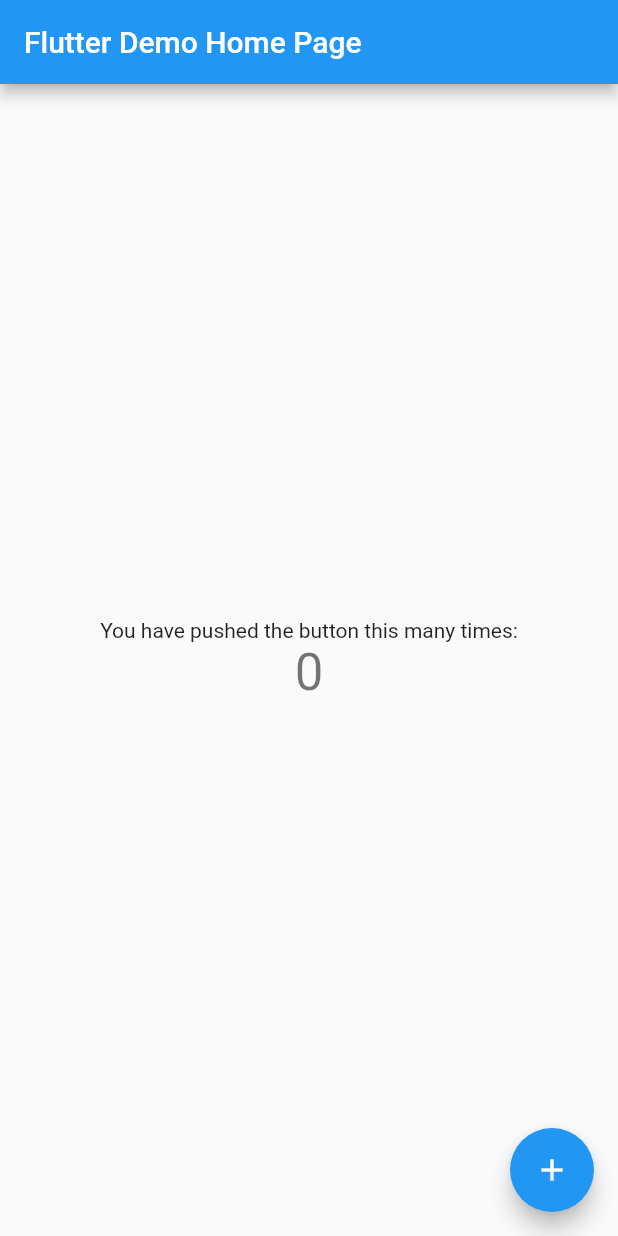
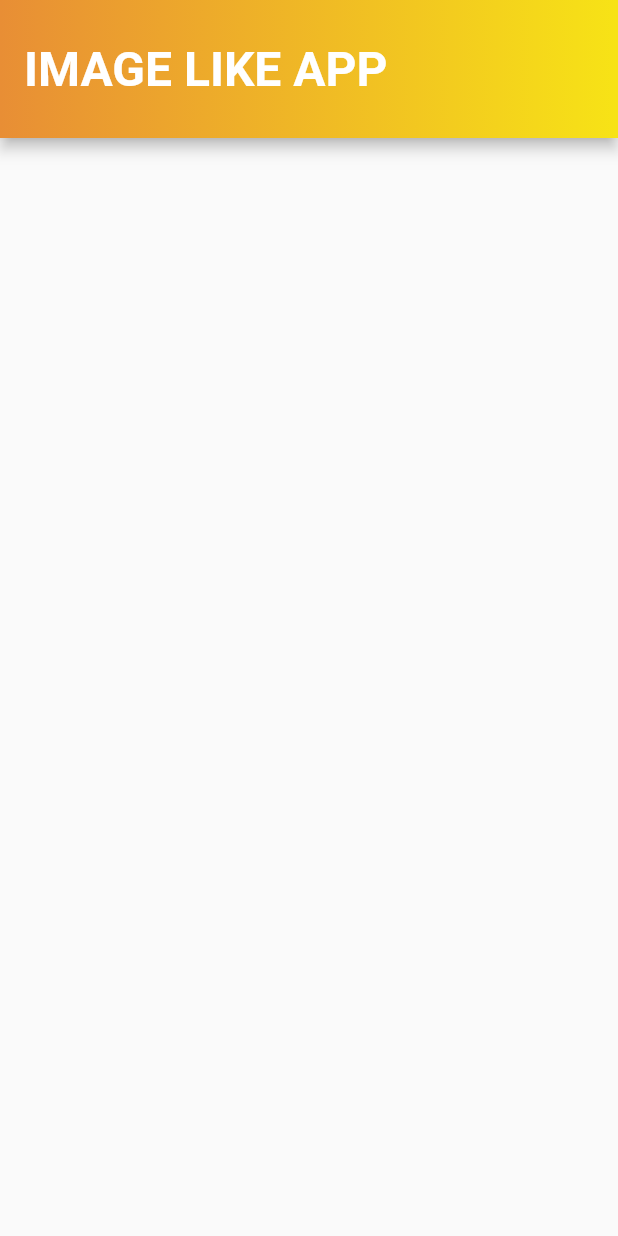
Before and after one commit to hieu555x/flutterLikeImage, a Flutter app: the screen it shows after launch, on a phone screen of 412 x 824 dp. Run offline on Flutter 3.47's test engine with Material 2 defaults, Android fonts, the light colour scheme and no system bars.

Commit message:
12:48 13/2/2023

```diff
--- /dev/null
+++ b/lib/MyHomeApp.dart
@@ -0,0 +1,35 @@
+import 'package:flutter/material.dart';
+
+class MyHomeApp extends StatelessWidget {
+  const MyHomeApp({
+    Key? key,
+  }) : super(key: key);
+
+  @override
+  Widget build(BuildContext context) {
+    return Scaffold(
+      appBar: AppBar(
+        toolbarHeight: 92,
+        title: const Text(
+          "IMAGE LIKE APP",
+          style: TextStyle(
+            fontSize: 32,
+            fontWeight: FontWeight.bold,
+          ),
+        ),
+        flexibleSpace: Container(
+          decoration: const BoxDecoration(
+            gradient: LinearGradient(
+                begin: Alignment.centerLeft,
+                end: Alignment.centerRight,
+                colors: <Color>[
+                  Color.fromARGB(255, 232, 142, 53),
+                  Color.fromARGB(255, 247, 227, 22),
+                ]),
+          ),
+        ),
+      ),
+      body: const Scaffold(),
+    );
+  }
+}
--- a/lib/main.dart
+++ b/lib/main.dart
@@ -1,115 +1,19 @@
 import 'package:flutter/material.dart';
 
-void main() {
+import 'MyHomeApp.dart';
+
+void main(List<String> args) {
   runApp(const MyApp());
 }
 
 class MyApp extends StatelessWidget {
   const MyApp({super.key});
 
-  // This widget is the root of your application.
   @override
   Widget build(BuildContext context) {
-    return MaterialApp(
-      title: 'Flutter Demo',
-      theme: ThemeData(
-        // This is the theme of your application.
-        //
-        // Try running your application with "flutter run". You'll see the
-        // application has a blue toolbar. Then, without quitting the app, try
-        // changing the primarySwatch below to Colors.green and then invoke
-        // "hot reload" (press "r" in the console where you ran "flutter run",
-        // or simply save your changes to "hot reload" in a Flutter IDE).
-        // Notice that the counter didn't reset back to zero; the application
-        // is not restarted.
-        primarySwatch: Colors.blue,
-      ),
-      home: const MyHomePage(title: 'Flutter Demo Home Page'),
+    return const MaterialApp(
+      debugShowCheckedModeBanner: false,
+      home: MyHomeApp(),
     );
   }
 }
-
-class MyHomePage extends StatefulWidget {
-  const MyHomePage({super.key, required this.title});
-
-  // This widget is the home page of your application. It is stateful, meaning
-  // that it has a State object (defined below) that contains fields that affect
-  // how it looks.
-
-  // This class is the configuration for the state. It holds the values (in this
-  // case the title) provided by the parent (in this case the App widget) and
-  // used by the build method of the State. Fields in a Widget subclass are
-  // always marked "final".
-
-  final String title;
-
-  @override
-  State<MyHomePage> createState() => _MyHomePageState();
-}
-
-class _MyHomePageState extends State<MyHomePage> {
-  int _counter = 0;
-
-  void _incrementCounter() {
-    setState(() {
-      // This call to setState tells the Flutter framework that something has
-      // changed in this State, which causes it to rerun the build method below
-      // so that the display can reflect the updated values. If we changed
-      // _counter without calling setState(), then the build method would not be
-      // called again, and so nothing would appear to happen.
-      _counter++;
-    });
-  }
-
-  @override
-  Widget build(BuildContext context) {
-    // This method is rerun every time setState is called, for instance as done
-    // by the _incrementCounter method above.
-    //
-    // The Flutter framework has been optimized to make rerunning build methods
-    // fast, so that you can just rebuild anything that needs updating rather
-    // than having to individually change instances of widgets.
-    return Scaffold(
-      appBar: AppBar(
-        // Here we take the value from the MyHomePage object that was created by
-        // the App.build method, and use it to set our appbar title.
-        title: Text(widget.title),
-      ),
-      body: Center(
-        // Center is a layout widget. It takes a single child and positions it
-        // in the middle of the parent.
-        child: Column(
-          // Column is also a layout widget. It takes a list of children and
-          // arranges them vertically. By default, it sizes itself to fit its
-          // children horizontally, and tries to be as tall as its parent.
-          //
-          // Invoke "debug painting" (press "p" in the console, choose the
-          // "Toggle Debug Paint" action from the Flutter Inspector in Android
-          // Studio, or the "Toggle Debug Paint" command in Visual Studio Code)
-          // to see the wireframe for each widget.
-          //
-          // Column has various properties to control how it sizes itself and
-          // how it positions its children. Here we use mainAxisAlignment to
-          // center the children vertically; the main axis here is the vertical
-          // axis because Columns are vertical (the cross axis would be
-          // horizontal).
-          mainAxisAlignment: MainAxisAlignment.center,
-          children: <Widget>[
-            const Text(
-              'You have pushed the button this many times:',
-            ),
-            Text(
-              '$_counter',
-              style: Theme.of(context).textTheme.headlineMedium,
-            ),
-          ],
-        ),
-      ),
-      floatingActionButton: FloatingActionButton(
-        onPressed: _incrementCounter,
-        tooltip: 'Increment',
-        child: const Icon(Icons.add),
-      ), // This trailing comma makes auto-formatting nicer for build methods.
-    );
-  }
-}
```
